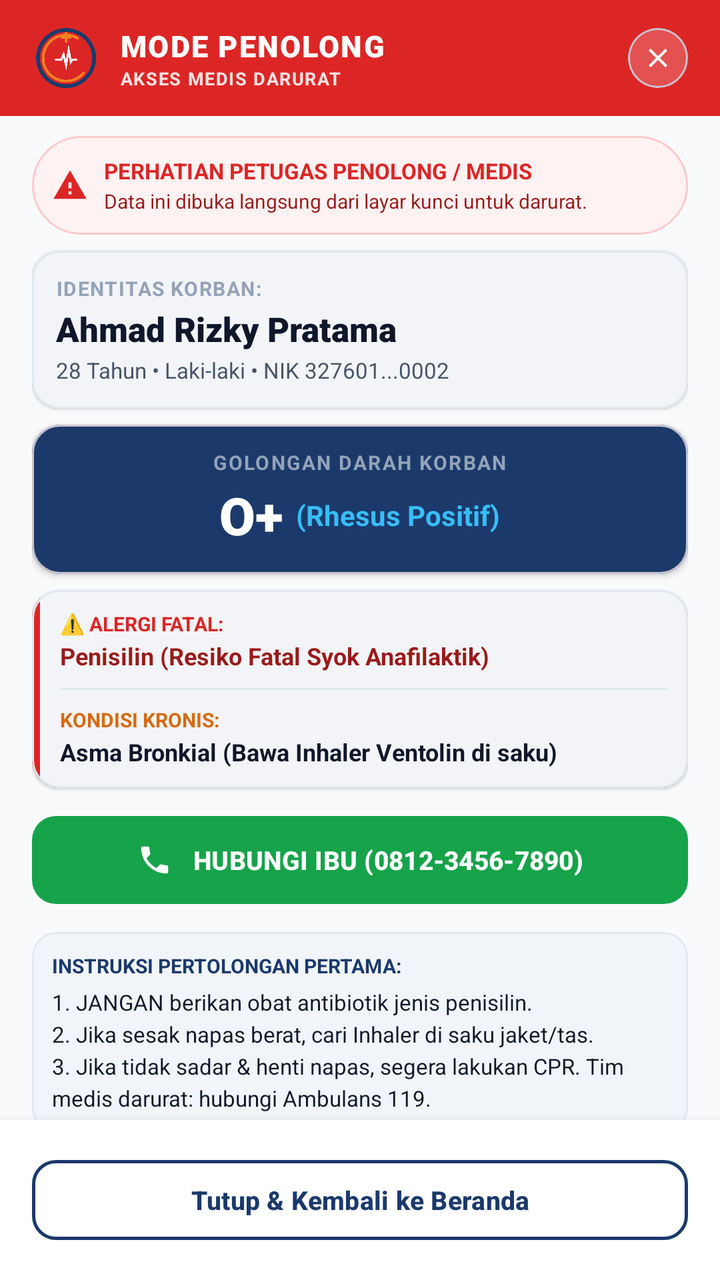
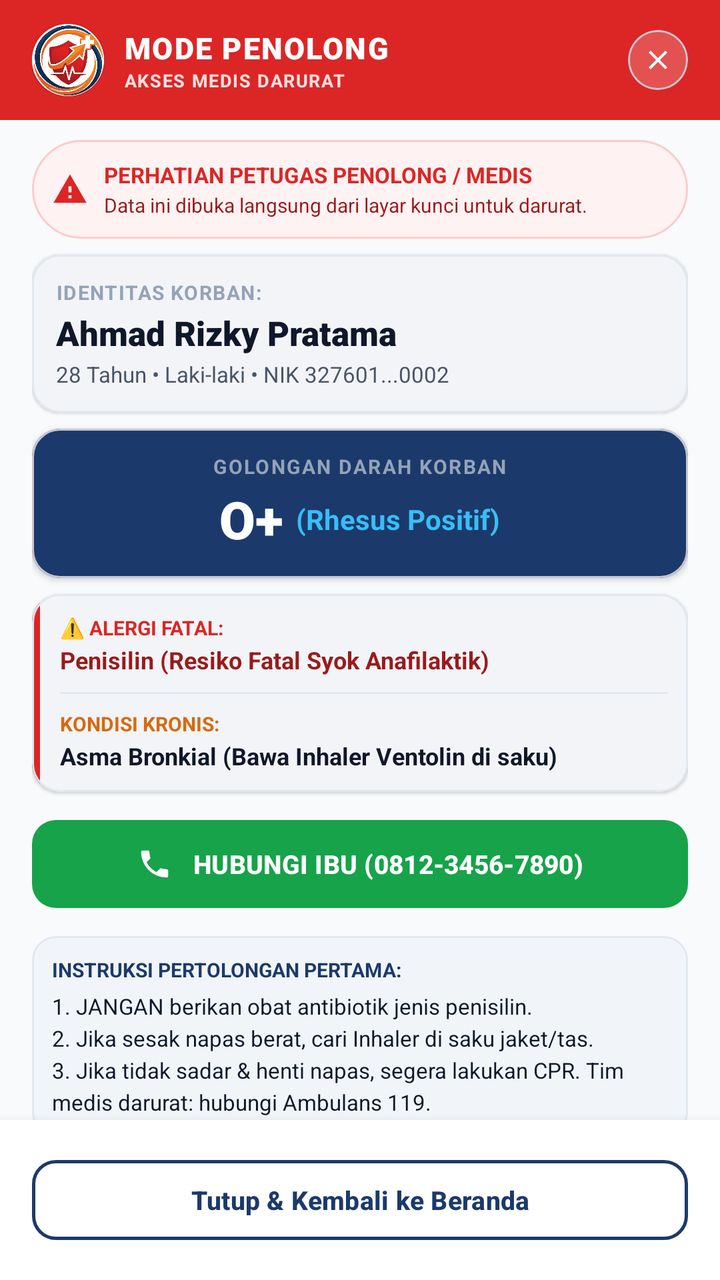

Compare the two renders of this Android layout. The source of the first and the diff that turns it into the second are given below.
<!-- AndroidManifest.xml: application theme Theme.Project_Prasetio -->
<!-- res/layout/fragment_rescuer.xml -->
<?xml version="1.0" encoding="utf-8"?>
<androidx.constraintlayout.widget.ConstraintLayout xmlns:android="http://schemas.android.com/apk/res/android"
    xmlns:app="http://schemas.android.com/apk/res-auto"
    xmlns:tools="http://schemas.android.com/tools"
    android:id="@+id/rescuerRoot"
    android:layout_width="match_parent"
    android:layout_height="match_parent"
    android:background="@color/app_bg"
    tools:context=".fragment.RescuerFragment">

    
    <LinearLayout
        android:id="@+id/headerRescuer"
        android:layout_width="match_parent"
        android:layout_height="wrap_content"
        android:background="@color/red"
        android:gravity="center_vertical"
        android:orientation="horizontal"
        android:paddingStart="16dp"
        android:paddingTop="12dp"
        android:paddingEnd="16dp"
        android:paddingBottom="12dp"
        app:layout_constraintTop_toTopOf="parent">

        <ImageView
            android:layout_width="34dp"
            android:layout_height="34dp"
            android:src="@drawable/logo_emblem" />

        <LinearLayout
            android:layout_width="0dp"
            android:layout_height="wrap_content"
            android:layout_marginStart="10dp"
            android:layout_weight="1"
            android:orientation="vertical">

            <TextView
                android:layout_width="wrap_content"
                android:layout_height="wrap_content"
                android:fontFamily="sans-serif-black"
                android:letterSpacing="0.05"
                android:text="MODE PENOLONG"
                android:textColor="@color/white"
                android:textSize="15sp"
                android:textStyle="bold" />

            <TextView
                android:layout_width="wrap_content"
                android:layout_height="wrap_content"
                android:letterSpacing="0.06"
                android:text="AKSES MEDIS DARURAT"
                android:textColor="#FEE2E2"
                android:textSize="9sp"
                android:textStyle="bold" />
        </LinearLayout>

        
        <com.google.android.material.card.MaterialCardView
            android:id="@+id/btnCloseRescuer"
            android:layout_width="30dp"
            android:layout_height="30dp"
            android:clickable="true"
            android:focusable="true"
            app:cardBackgroundColor="#33FFFFFF"
            app:cardCornerRadius="15dp"
            app:cardElevation="0dp">

            <ImageView
                android:layout_width="16dp"
                android:layout_height="16dp"
                android:layout_gravity="center"
                android:contentDescription="Tutup"
                android:src="@drawable/ic_close"
                app:tint="@color/white" />
        </com.google.android.material.card.MaterialCardView>
    </LinearLayout>

    
    <androidx.core.widget.NestedScrollView
        android:layout_width="match_parent"
        android:layout_height="0dp"
        android:fillViewport="true"
        app:layout_constraintBottom_toTopOf="@id/bottomCloseContainer"
        app:layout_constraintTop_toBottomOf="@id/headerRescuer">

        <LinearLayout
            android:layout_width="match_parent"
            android:layout_height="wrap_content"
            android:orientation="vertical"
            android:paddingStart="16dp"
            android:paddingTop="10dp"
            android:paddingEnd="16dp"
            android:paddingBottom="16dp">

            
            <LinearLayout
                android:layout_width="match_parent"
                android:layout_height="wrap_content"
                android:background="@drawable/bg_pill_kritis"
                android:gravity="center_vertical"
                android:orientation="horizontal"
                android:padding="10dp">

                <ImageView
                    android:layout_width="18dp"
                    android:layout_height="18dp"
                    android:src="@drawable/ic_warning"
                    app:tint="@color/red" />

                <LinearLayout
                    android:layout_width="0dp"
                    android:layout_height="wrap_content"
                    android:layout_marginStart="8dp"
                    android:layout_weight="1"
                    android:orientation="vertical">

                    <TextView
                        android:layout_width="wrap_content"
                        android:layout_height="wrap_content"
                        android:text="PERHATIAN PETUGAS PENOLONG / MEDIS"
                        android:textColor="@color/red"
                        android:textSize="11sp"
                        android:textStyle="bold" />

                    <TextView
                        android:layout_width="wrap_content"
                        android:layout_height="wrap_content"
                        android:layout_marginTop="1dp"
                        android:text="Data ini dibuka langsung dari layar kunci untuk darurat."
                        android:textColor="@color/red_dark"
                        android:textSize="10sp" />
                </LinearLayout>
            </LinearLayout>

            
            <com.google.android.material.card.MaterialCardView
                android:layout_width="match_parent"
                android:layout_height="wrap_content"
                android:layout_marginTop="8dp"
                app:cardBackgroundColor="@color/card_surface"
                app:cardCornerRadius="14dp"
                app:cardElevation="1dp"
                app:strokeColor="@color/stroke_outline"
                app:strokeWidth="1dp">

                <LinearLayout
                    android:layout_width="match_parent"
                    android:layout_height="wrap_content"
                    android:orientation="vertical"
                    android:padding="12dp">

                    <TextView
                        android:layout_width="wrap_content"
                        android:layout_height="wrap_content"
                        android:letterSpacing="0.05"
                        android:text="IDENTITAS KORBAN:"
                        android:textColor="@color/text_muted"
                        android:textSize="10sp"
                        android:textStyle="bold" />

                    <TextView
                        android:id="@+id/tvRescuerPatientName"
                        android:layout_width="wrap_content"
                        android:layout_height="wrap_content"
                        android:layout_marginTop="2dp"
                        android:fontFamily="sans-serif-black"
                        android:text="Ahmad Rizky Pratama"
                        android:textColor="@color/text_primary"
                        android:textSize="17sp"
                        android:textStyle="bold" />

                    <TextView
                        android:layout_width="wrap_content"
                        android:layout_height="wrap_content"
                        android:layout_marginTop="2dp"
                        android:text="28 Tahun • Laki-laki • NIK 327601...0002"
                        android:textColor="@color/text_secondary"
                        android:textSize="11sp" />
                </LinearLayout>
            </com.google.android.material.card.MaterialCardView>

            
            <com.google.android.material.card.MaterialCardView
                android:layout_width="match_parent"
                android:layout_height="wrap_content"
                android:layout_marginTop="8dp"
                app:cardBackgroundColor="@color/navy"
                app:cardCornerRadius="14dp"
                app:cardElevation="2dp">

                <LinearLayout
                    android:layout_width="match_parent"
                    android:layout_height="wrap_content"
                    android:gravity="center"
                    android:orientation="vertical"
                    android:padding="12dp">

                    <TextView
                        android:layout_width="wrap_content"
                        android:layout_height="wrap_content"
                        android:letterSpacing="0.08"
                        android:text="GOLONGAN DARAH KORBAN"
                        android:textColor="#94A3B8"
                        android:textSize="10sp"
                        android:textStyle="bold" />

                    <LinearLayout
                        android:layout_width="wrap_content"
                        android:layout_height="wrap_content"
                        android:layout_marginTop="2dp"
                        android:gravity="center_vertical"
                        android:orientation="horizontal">

                        <TextView
                            android:layout_width="wrap_content"
                            android:layout_height="wrap_content"
                            android:fontFamily="sans-serif-black"
                            android:text="O+ "
                            android:textColor="@color/white"
                            android:textSize="26sp"
                            android:textStyle="bold" />

                        <TextView
                            android:layout_width="wrap_content"
                            android:layout_height="wrap_content"
                            android:text="(Rhesus Positif)"
                            android:textColor="#38BDF8"
                            android:textSize="14sp"
                            android:textStyle="bold" />
                    </LinearLayout>
                </LinearLayout>
            </com.google.android.material.card.MaterialCardView>

            
            <com.google.android.material.card.MaterialCardView
                android:layout_width="match_parent"
                android:layout_height="wrap_content"
                android:layout_marginTop="8dp"
                app:cardBackgroundColor="@color/card_surface"
                app:cardCornerRadius="14dp"
                app:cardElevation="1dp"
                app:strokeColor="@color/stroke_outline"
                app:strokeWidth="1dp">

                <LinearLayout
                    android:layout_width="match_parent"
                    android:layout_height="wrap_content"
                    android:orientation="horizontal">

                    
                    <View
                        android:layout_width="4dp"
                        android:layout_height="match_parent"
                        android:background="@color/red" />

                    <LinearLayout
                        android:layout_width="match_parent"
                        android:layout_height="wrap_content"
                        android:orientation="vertical"
                        android:padding="10dp">

                        <TextView
                            android:layout_width="wrap_content"
                            android:layout_height="wrap_content"
                            android:text="⚠️ ALERGI FATAL:"
                            android:textColor="@color/red"
                            android:textSize="10sp"
                            android:textStyle="bold" />

                        <TextView
                            android:layout_width="wrap_content"
                            android:layout_height="wrap_content"
                            android:layout_marginTop="1dp"
                            android:text="Penisilin (Resiko Fatal Syok Anafilaktik)"
                            android:textColor="@color/red_dark"
                            android:textSize="12sp"
                            android:textStyle="bold" />

                        <View
                            android:layout_width="match_parent"
                            android:layout_height="1dp"
                            android:layout_marginTop="8dp"
                            android:layout_marginBottom="8dp"
                            android:background="@color/stroke_outline" />

                        <TextView
                            android:layout_width="wrap_content"
                            android:layout_height="wrap_content"
                            android:text="KONDISI KRONIS:"
                            android:textColor="@color/orange_dark"
                            android:textSize="10sp"
                            android:textStyle="bold" />

                        <TextView
                            android:layout_width="wrap_content"
                            android:layout_height="wrap_content"
                            android:layout_marginTop="1dp"
                            android:text="Asma Bronkial (Bawa Inhaler Ventolin di saku)"
                            android:textColor="@color/text_primary"
                            android:textSize="12sp"
                            android:textStyle="bold" />
                    </LinearLayout>
                </LinearLayout>
            </com.google.android.material.card.MaterialCardView>

            
            <com.google.android.material.button.MaterialButton
                android:id="@+id/btnCallMotherRescuer"
                style="@style/Widget.SiagaID.Button.Call"
                android:layout_width="match_parent"
                android:layout_height="52dp"
                android:layout_marginTop="10dp"
                android:text="HUBUNGI IBU (0812-3456-7890)"
                android:textColor="@color/white"
                android:textSize="13sp"
                android:textStyle="bold"
                app:cornerRadius="12dp"
                app:icon="@drawable/ic_phone"
                app:iconGravity="textStart"
                app:iconPadding="10dp" />

            
            <com.google.android.material.card.MaterialCardView
                android:layout_width="match_parent"
                android:layout_height="wrap_content"
                android:layout_marginTop="10dp"
                app:cardBackgroundColor="@color/track_pills"
                app:cardCornerRadius="12dp"
                app:cardElevation="0dp"
                app:strokeColor="@color/stroke_outline"
                app:strokeWidth="1dp">

                <LinearLayout
                    android:layout_width="match_parent"
                    android:layout_height="wrap_content"
                    android:orientation="vertical"
                    android:padding="10dp">

                    <TextView
                        android:layout_width="wrap_content"
                        android:layout_height="wrap_content"
                        android:text="INSTRUKSI PERTOLONGAN PERTAMA:"
                        android:textColor="@color/navy"
                        android:textSize="10sp"
                        android:textStyle="bold" />

                    <TextView
                        android:layout_width="match_parent"
                        android:layout_height="wrap_content"
                        android:layout_marginTop="4dp"
                        android:lineSpacingExtra="3dp"
                        android:text="1. JANGAN berikan obat antibiotik jenis penisilin.\n2. Jika sesak napas berat, cari Inhaler di saku jaket/tas.\n3. Jika tidak sadar &amp; henti napas, segera lakukan CPR. Tim medis darurat: hubungi Ambulans 119."
                        android:textColor="@color/text_primary"
                        android:textSize="11sp" />
                </LinearLayout>
            </com.google.android.material.card.MaterialCardView>

        </LinearLayout>
    </androidx.core.widget.NestedScrollView>

    
    <LinearLayout
        android:id="@+id/bottomCloseContainer"
        android:layout_width="match_parent"
        android:layout_height="wrap_content"
        android:background="@color/card_surface"
        android:elevation="8dp"
        android:padding="16dp"
        app:layout_constraintBottom_toBottomOf="parent">

        <com.google.android.material.button.MaterialButton
            android:id="@+id/btnBackToHome"
            style="@style/Widget.SiagaID.Button.Outlined"
            android:layout_width="match_parent"
            android:layout_height="48dp"
            android:text="Tutup &amp; Kembali ke Beranda"
            android:textColor="@color/navy"
            android:textSize="13sp"
            android:textStyle="bold"
            app:cornerRadius="12dp" />
    </LinearLayout>

</androidx.constraintlayout.widget.ConstraintLayout>
<!-- resources referenced by this layout -->
<resources>
  <color name="app_bg">#F8FAFC</color>
  <color name="card_surface">#FFFFFF</color>
  <color name="navy">#1B3A6B</color>
  <color name="orange_dark">#D66A10</color>
  <color name="red">#DC2626</color>
  <color name="red_dark">#991B1B</color>
  <color name="stroke_outline">#E2E8F0</color>
  <color name="text_muted">#94A3B8</color>
  <color name="text_primary">#0F172A</color>
  <color name="text_secondary">#475569</color>
  <color name="track_pills">#F1F5F9</color>
  <color name="white">#FFFFFFFF</color>
  <!-- drawable bg_pill_kritis (drawable) -->
  <?xml version="1.0" encoding="utf-8"?>
  <shape xmlns:android="http://schemas.android.com/apk/res/android"
      android:shape="rectangle">
      <solid android:color="@color/red_light" />
      <stroke
          android:width="1dp"
          android:color="#FECACA" />
      <corners android:radius="999dp" />
  </shape>
  <!-- drawable ic_close (drawable) -->
  <vector xmlns:android="http://schemas.android.com/apk/res/android"
      android:width="24dp"
      android:height="24dp"
      android:viewportWidth="24"
      android:viewportHeight="24">
      <path
          android:fillColor="@color/navy"
          android:pathData="M19,6.41L17.59,5 12,10.59 6.41,5 5,6.41 10.59,12 5,17.59 6.41,19 12,13.41 17.59,19 19,17.59 13.41,12z"/>
  </vector>
  <!-- drawable ic_phone (drawable) -->
  <vector xmlns:android="http://schemas.android.com/apk/res/android"
      android:width="24dp"
      android:height="24dp"
      android:viewportWidth="24"
      android:viewportHeight="24">
      <path
          android:fillColor="#FFFFFF"
          android:pathData="M6.62,10.79C8.06,13.62 10.38,15.93 13.21,17.38L15.41,15.18C15.69,14.9 16.08,14.82 16.43,14.93C17.55,15.3 18.75,15.5 20,15.5C20.55,15.5 21,15.95 21,16.5V20C21,20.55 20.55,21 20,21C10.61,21 3,13.39 3,4C3,3.45 3.45,3 4,3H7.5C8.05,3 8.5,3.45 8.5,4C8.5,5.25 8.7,6.45 9.07,7.57C9.18,7.92 9.1,8.31 8.82,8.59L6.62,10.79Z" />
  </vector>
  <!-- drawable ic_warning (drawable) -->
  <vector xmlns:android="http://schemas.android.com/apk/res/android"
      android:width="24dp"
      android:height="24dp"
      android:viewportWidth="24"
      android:viewportHeight="24">
      <path
          android:fillColor="#DC2626"
          android:pathData="M1,21H23L12,2L1,21ZM13,18H11V16H13V18ZM13,14H11V10H13V14Z" />
  </vector>
  <!-- drawable logo_emblem: png bitmap (drawable, 22932 bytes) -->
  <style name="Widget.SiagaID.Button.Call" parent="Widget.Material3.Button">
          <item name="backgroundTint">@color/green</item>
          <item name="android:textColor">@color/white</item>
          <item name="cornerRadius">12dp</item>
          <item name="android:textStyle">bold</item>
          <item name="android:minHeight">48dp</item>
      </style>
  <style name="Widget.SiagaID.Button.Outlined" parent="Widget.Material3.Button.OutlinedButton">
          <item name="strokeColor">@color/navy</item>
          <item name="strokeWidth">1.5dp</item>
          <item name="android:textColor">@color/navy</item>
          <item name="cornerRadius">12dp</item>
          <item name="android:textStyle">bold</item>
          <item name="android:minHeight">48dp</item>
      </style>
  <style name="Theme.Project_Prasetio" parent="Base.Theme.Project_Prasetio" />
  <color name="red_light">#FEF2F2</color>
  <color name="green">#16A34A</color>
  <color name="orange">#F58220</color>
  <!-- unchanged entries left out for length: 1 -->
</resources>

<!-- the commit's change to res/layout/fragment_rescuer.xml (unified diff, before → after) -->
@@ -22,10 +22,21 @@
         android:paddingBottom="12dp"
         app:layout_constraintTop_toTopOf="parent">
 
-        <ImageView
-            android:layout_width="34dp"
-            android:layout_height="34dp"
-            android:src="@drawable/logo_emblem" />
+        <com.google.android.material.card.MaterialCardView
+            android:layout_width="36dp"
+            android:layout_height="36dp"
+            app:cardBackgroundColor="@color/white"
+            app:cardCornerRadius="18dp"
+            app:cardElevation="1dp"
+            app:strokeWidth="0dp">
+
+            <ImageView
+                android:layout_width="match_parent"
+                android:layout_height="match_parent"
+                android:contentDescription="@string/app_name"
+                android:scaleType="centerCrop"
+                android:src="@drawable/siaga_id" />
+        </com.google.android.material.card.MaterialCardView>
 
         <LinearLayout
             android:layout_width="0dp"
<!-- resource entries referenced after the edit -->
@@ -52,7 +52,8 @@
           android:fillColor="#DC2626"
           android:pathData="M1,21H23L12,2L1,21ZM13,18H11V16H13V18ZM13,14H11V10H13V14Z" />
   </vector>
-  <!-- drawable logo_emblem: png bitmap (drawable, 22932 bytes) -->
+  <!-- drawable siaga_id: jpg bitmap (drawable, 127110 bytes) -->
+  <string name="app_name">SIAGA ID</string>
   <style name="Widget.SiagaID.Button.Call" parent="Widget.Material3.Button">
           <item name="backgroundTint">@color/green</item>
           <item name="android:textColor">@color/white</item>
